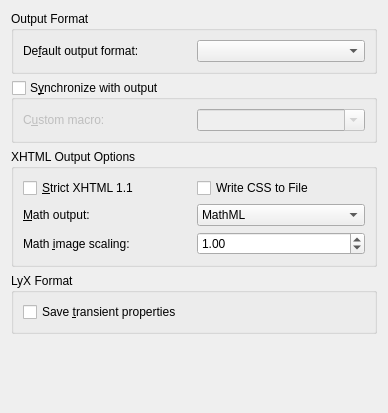
First picture: the form in src/frontends/qt4/ui/OutputUi.ui, repository cburschka/lyx, before the edit.
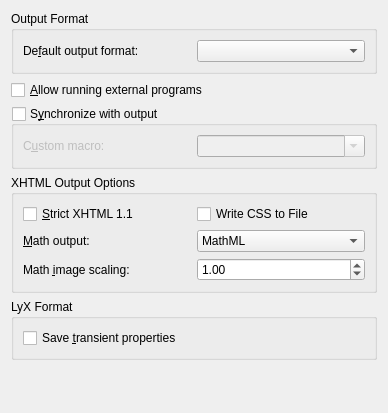
Second picture: the form after the edit.

Patch:
```diff
--- a/src/frontends/qt4/ui/OutputUi.ui
+++ b/src/frontends/qt4/ui/OutputUi.ui
@@ -80,7 +80,7 @@
      </layout>
     </widget>
    </item>
-   <item row="4" column="0">
+   <item row="5" column="0">
     <widget class="QGroupBox" name="savingGB">
      <property name="title">
       <string>LyX Format</string>
@@ -106,6 +106,16 @@
     </widget>
    </item>
    <item row="1" column="0">
+    <widget class="QCheckBox" name="shellescapeCB">
+     <property name="toolTip">
+      <string>Runs the LaTeX backend with the -shell-escape option (this setting is always applied immediately)</string>
+     </property>
+     <property name="text">
+      <string>&amp;Allow running external programs</string>
+     </property>
+    </widget>
+   </item>
+   <item row="2" column="0">
     <widget class="QGroupBox" name="outputsyncCB">
      <property name="toolTip">
       <string>Enable forward/reverse search between editor and output (e.g., SyncTeX)</string>
@@ -150,7 +160,7 @@
      </layout>
     </widget>
    </item>
-   <item row="2" column="0">
+   <item row="3" column="0">
     <widget class="QGroupBox" name="xhtmlGB">
      <property name="title">
       <string>XHTML Output Options</string>
@@ -269,7 +279,7 @@
      </layout>
     </widget>
    </item>
-   <item row="5" column="0">
+   <item row="6" column="0">
     <spacer name="verticalSpacer">
      <property name="orientation">
       <enum>Qt::Vertical</enum>
```
